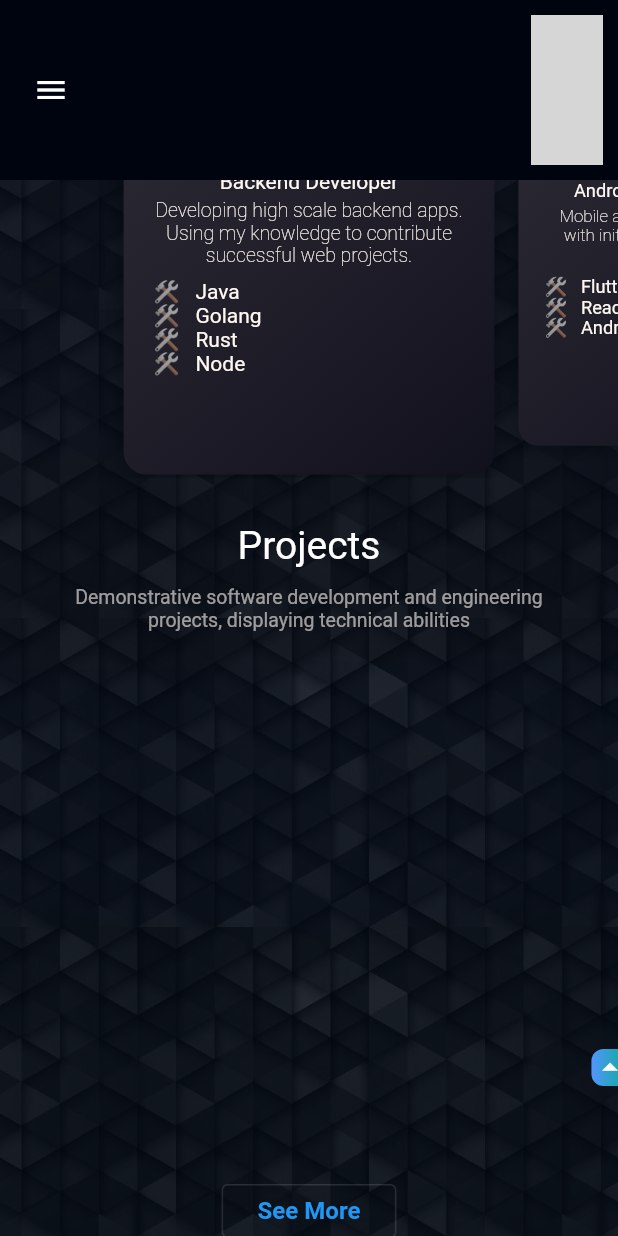
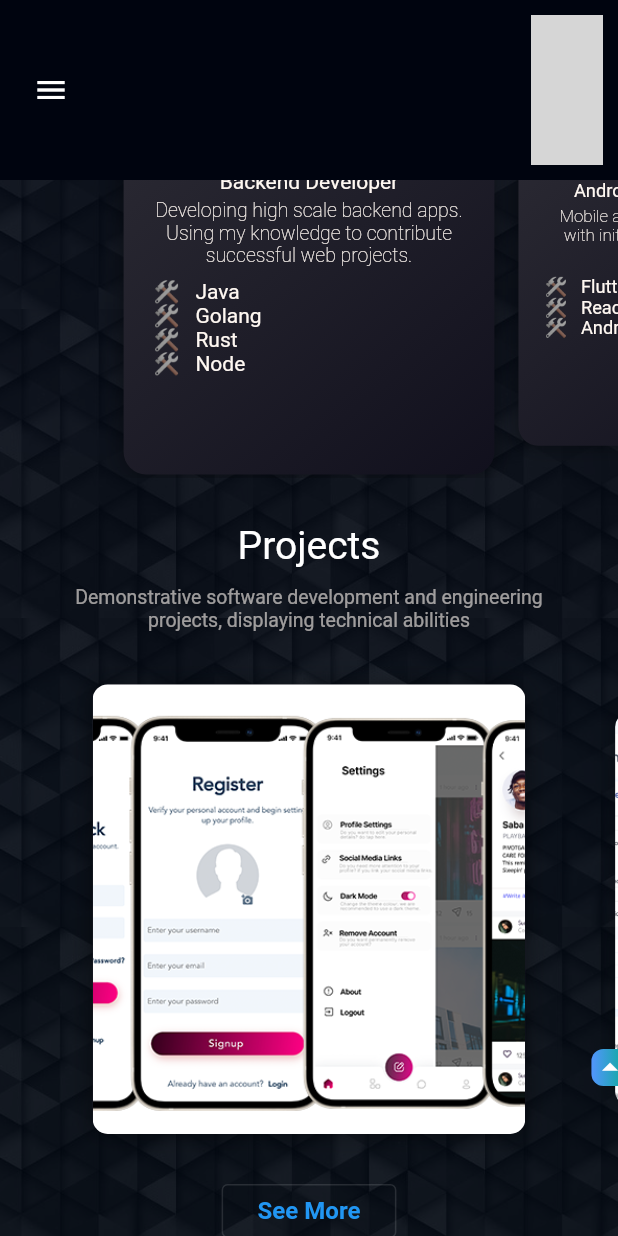
Before and after one commit to nvalfre/portfolio, a Flutter app: the screen it shows after launch, scrolled down 576 dp, on a phone screen of 412 x 824 dp. Run offline on Flutter 3.47's test engine with Material 2 defaults, Android fonts, the phone set to English and light mode, and no system bars; drawn by our look-alikes of carousel_slider, scrollable_positioned_list; our stand-ins replace animated_text_kit, bloc, connectivity_plus, flutter_bloc, flutter_svg, sizer; missing offline and left inert: flutter_initicon, universal_html; network calls fail; grey boxes are pictures that could not be loaded.

Commit message:
docs 0.0.1

```diff
--- a/lib/app/pages/sections/portfolio/configs.dart
+++ b/lib/app/pages/sections/portfolio/configs.dart
@@ -3,4 +3,36 @@ import 'package:portfolio/app/domain/custom_card.dart';
 const List<String> emptyList = [];
 
 List<CustomCard> projectUtils = [
+  CustomCard(
+      banners: 'assets/imgs/02.png',
+      icon: 'assets/imgs/flutter.png',
+      title: 'Awesome Social Media App',
+      description:
+          'This is a just Fully functional Social media App by using flutter, source code is also available, check below.',
+      link: 'https://github.com/nvalfre',
+      listItems: emptyList),
+  CustomCard(
+      banners: 'assets/imgs/1.png',
+      icon: 'assets/imgs/flutter.png',
+      title: 'Awesome CRM UI',
+      description:
+          'This is a just CRM UI Design using Figma, file is also available, check below.',
+      link: 'https://github.com/nvalfre/',
+      listItems: emptyList),
+  CustomCard(
+      banners: 'assets/imgs/03.png',
+      icon: 'assets/imgs/flutter.png',
+      title: 'Exercise App',
+      description:
+          'This is a just Fully function Exercise App by using flutter, source code is also available, check below.',
+      link: 'https://github.com/nvalfre/elderly_exercise_app.git',
+      listItems: emptyList),
+  CustomCard(
+      banners: 'assets/imgs/04.png',
+      icon: 'assets/imgs/flutter.png',
+      title: 'Awesome Plant App UI',
+      description:
+          'This is a just Plant App UI by using flutter, source code is also available, check below.',
+      link: 'https://github.com/nvalfre/flutter_plant_app.git',
+      listItems: emptyList),
 ];
```
Also changed, not shown: docs/assets/AssetManifest.json (+1 -1 lines), docs/assets/assets/imgs/golang.png (added), docs/assets/assets/imgs/java.png (added), 4 other files.
